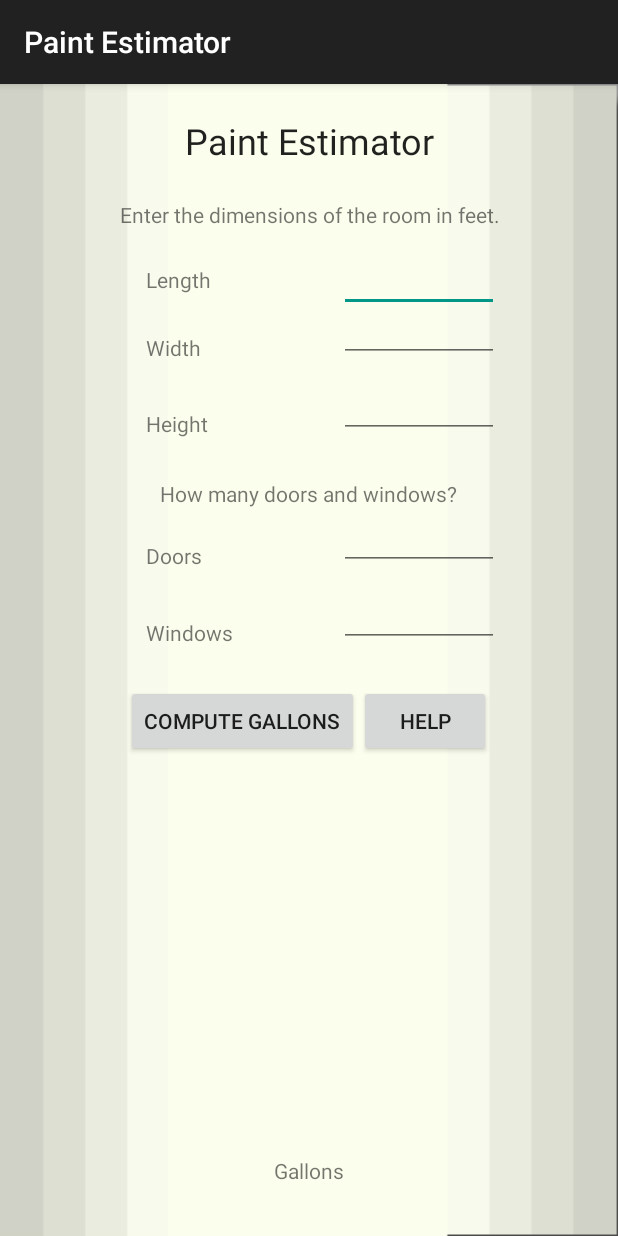
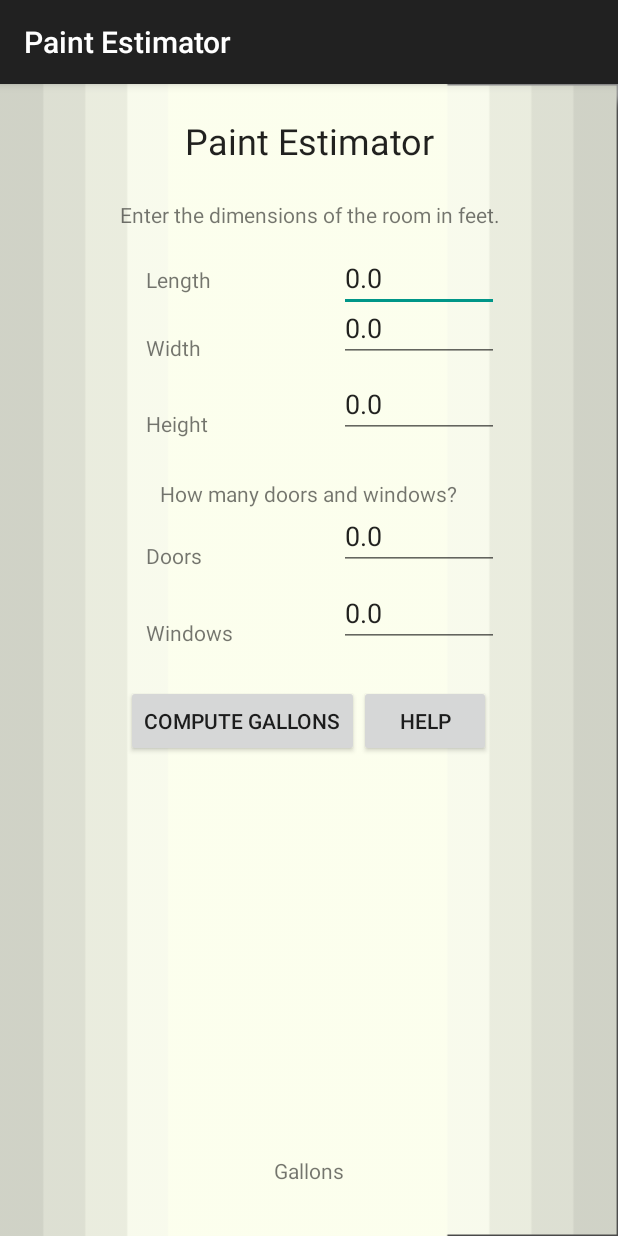
Before and after one commit to OrangeCoastCollege-CS272/Paint-Estimator, an Android app: the screen it shows after launch (MainActivity), on a phone screen of 412 x 824 dp. Run offline under Robolectric (Android 15) with nearby library versions, the phone set to English and light mode, and no system bars.

```diff
--- a/app/src/main/java/edu/orangecoastcollege/cs273/sbadajoz/paintestimator/MainActivity.java
+++ b/app/src/main/java/edu/orangecoastcollege/cs273/sbadajoz/paintestimator/MainActivity.java
@@ -1,13 +1,91 @@
 package edu.orangecoastcollege.cs273.sbadajoz.paintestimator;
 
+import android.content.Intent;
+import android.content.SharedPreferences;
+import android.os.Bundle;
 import android.support.v7.app.AppCompatActivity;
-import android.os.Bundle;
+import android.view.View;
+import android.widget.EditText;
+import android.widget.TextView;
 
 public class MainActivity extends AppCompatActivity {
+    private EditText mLengthText;
+    private EditText mWidthText;
+    private EditText mHeightText;
+    private EditText mDoorsText;
+    private EditText mWindowsText;
+
+    private TextView mComputeText;
+
+    private InteriorRoom mInteriorRoom = new InteriorRoom();
+
+    private SharedPreferences mPreferences;
+    private void initializeViews() {
+        mLengthText = (EditText) findViewById(R.id.lengthText);
+        mWidthText = (EditText) findViewById(R.id.widthText);
+        mHeightText = (EditText) findViewById(R.id.heightText);
+        mDoorsText = (EditText) findViewById(R.id.doorsText);
+        mWindowsText = (EditText) findViewById(R.id.windowsText);
+        mComputeText = (TextView) findViewById(R.id.computeText);
+    }
+
+    private void loadSharedPreferences() {
+        mPreferences = getSharedPreferences("edu.orangecoastcollege.cs273.sbadajoz.PaintEstimator", MODE_PRIVATE);
+        if (mPreferences != null) {
+            mInteriorRoom.setLength(mPreferences.getFloat("length", 0.0f));
+            mInteriorRoom.setWidth(mPreferences.getFloat("width", 0.0f));
+            mInteriorRoom.setHeight(mPreferences.getFloat("height", 0.0f));
+            mInteriorRoom.setDoors(mPreferences.getInt("doors", 0));
+            mInteriorRoom.setWindows(mPreferences.getInt("windows", 0));
+
+            mLengthText.setText(String.valueOf(mInteriorRoom.getLength()));
+            mWidthText.setText(String.valueOf(mInteriorRoom.getWidth()));
+            mHeightText.setText(String.valueOf(mInteriorRoom.getHeight()));
+            mDoorsText.setText(String.valueOf(mInteriorRoom.getDoors()));
+            mWindowsText.setText(String.valueOf(mInteriorRoom.getWindows()));
+        }
+    }
+
+    private void saveSharedPreferences() {
+        SharedPreferences.Editor editor = mPreferences.edit();
+        editor.clear();
+
+        editor.putFloat("length", mInteriorRoom.getLength());
+        editor.putFloat("width", mInteriorRoom.getWidth());
+        editor.putFloat("height", mInteriorRoom.getHeight());
+        editor.putInt("doors", (int) mInteriorRoom.getDoors());
+        editor.putInt("windows", (int) mInteriorRoom.getWindows());
+
+        editor.commit();
+    }
+
+    protected void setComputeText(View view) {
+        saveSharedPreferences();
+        mInteriorRoom.setLength(Float.parseFloat(mLengthText.getText().toString()));
+        mInteriorRoom.setWidth(Float.parseFloat(mWidthText.getText().toString()));
+        mInteriorRoom.setHeight(Float.parseFloat(mHeightText.getText().toString()));
+        mInteriorRoom.setDoors(Float.parseFloat(mDoorsText.getText().toString()));
+        mInteriorRoom.setWindows(Float.parseFloat(mWindowsText.getText().toString()));
+
+        StringBuilder str = new StringBuilder("Interior surface area: ");
+        str.append(mInteriorRoom.totalSurfaceArea()).append(" feet\n");
+        str.append("Gallons needed: ").append(mInteriorRoom.gallonsOfPaintRequires());
+
+        mComputeText.setText(str.toString());
+    }
+
+    protected void goToHelp(View view) {
+        Intent intent = new Intent(this, HelpActivity.class);
+        intent.putExtra("gallons", mInteriorRoom.gallonsOfPaintRequires());
+        startActivity(intent);
+    }
 
     @Override
     protected void onCreate(Bundle savedInstanceState) {
         super.onCreate(savedInstanceState);
         setContentView(R.layout.activity_main);
+
+        initializeViews();
+        loadSharedPreferences();
     }
 }
--- a/app/src/main/res/layout/activity_main.xml
+++ b/app/src/main/res/layout/activity_main.xml
@@ -27,8 +27,7 @@
         android:layout_below="@+id/textView"
         android:layout_centerHorizontal="true"
         android:layout_marginTop="23dp"
-        android:gravity="center
-"
+        android:gravity="center"
         android:text="@string/enter_dimensions" />
 
     <TextView
@@ -64,7 +63,7 @@
         android:text="@string/height" />
 
     <EditText
-        android:id="@+id/editText5"
+        android:id="@+id/lengthText"
         android:layout_width="wrap_content"
         android:layout_height="wrap_content"
         android:ems="5"
@@ -75,24 +74,24 @@
         android:layout_alignEnd="@+id/textView2" />
 
     <EditText
-        android:id="@+id/editText6"
+        android:id="@+id/widthText"
         android:layout_width="wrap_content"
         android:layout_height="wrap_content"
         android:layout_above="@+id/textView5"
-        android:layout_alignLeft="@+id/editText5"
-        android:layout_alignStart="@+id/editText5"
+        android:layout_alignLeft="@+id/lengthText"
+        android:layout_alignStart="@+id/lengthText"
         android:ems="5"
         android:inputType="number" />
 
     <EditText
-        android:id="@+id/editText7"
+        android:id="@+id/heightText"
         android:layout_width="wrap_content"
         android:layout_height="wrap_content"
         android:ems="5"
         android:inputType="number"
         android:layout_alignBottom="@+id/textView5"
-        android:layout_alignLeft="@+id/editText6"
-        android:layout_alignStart="@+id/editText6" />
+        android:layout_alignLeft="@+id/widthText"
+        android:layout_alignStart="@+id/widthText" />
 
     <TextView
         android:id="@+id/textView8"
@@ -124,29 +123,29 @@
         android:layout_alignStart="@+id/textView9" />
 
     <EditText
-        android:id="@+id/editText9"
+        android:id="@+id/doorsText"
         android:layout_width="wrap_content"
         android:layout_height="wrap_content"
         android:ems="5"
         android:inputType="number"
         android:layout_above="@+id/textView10"
-        android:layout_alignLeft="@+id/editText7"
-        android:layout_alignStart="@+id/editText7" />
+        android:layout_alignLeft="@+id/heightText"
+        android:layout_alignStart="@+id/heightText" />
 
     <EditText
-        android:id="@+id/editText10"
+        android:id="@+id/windowsText"
         android:layout_width="wrap_content"
         android:layout_height="wrap_content"
+        android:ems="5"
+        android:inputType="number"
         android:layout_alignBottom="@+id/textView10"
-        android:layout_alignLeft="@+id/editText9"
-        android:layout_alignStart="@+id/editText9"
-        android:ems="5"
-        android:inputType="number" />
+        android:layout_alignLeft="@+id/doorsText"
+        android:layout_alignStart="@+id/doorsText" />
 
     <LinearLayout
         android:layout_width="fill_parent"
         android:layout_height="wrap_content"
-        android:layout_below="@+id/editText10"
+        android:layout_below="@+id/windowsText"
         android:layout_centerVertical="true"
         android:layout_marginTop="25dp"
         android:orientation="horizontal"
@@ -158,22 +157,24 @@
             android:id="@+id/button4"
             android:layout_width="wrap_content"
             android:layout_height="wrap_content"
+            android:onClick="setComputeText"
             android:text="@string/compute_button_text" />
 
         <Button
             android:id="@+id/button3"
             android:layout_width="wrap_content"
             android:layout_height="wrap_content"
+            android:onClick="goToHelp"
             android:text="@string/help_button_text" />
     </LinearLayout>
 
     <TextView
-        android:id="@+id/textView11"
+        android:id="@+id/computeText"
         android:layout_width="wrap_content"
         android:layout_height="wrap_content"
+        android:layout_alignParentBottom="true"
+        android:layout_centerHorizontal="true"
         android:layout_marginBottom="34dp"
-        android:text="@string/gallons"
-        android:layout_alignParentBottom="true"
-        android:layout_centerHorizontal="true" />
+        android:text="@string/gallons" />
 
 </RelativeLayout>
```
Also changed, not shown: app/src/main/AndroidManifest.xml (+4 -3 lines), app/src/main/java/edu/orangecoastcollege/cs273/sbadajoz/paintestimator/HelpActivity.java (added, +13 -0 lines), app/src/main/java/edu/orangecoastcollege/cs273/sbadajoz/paintestimator/InteriorRoom.java (+15 -23 lines), app/src/main/res/layout/activity_help.xml (added, +9 -0 lines).
